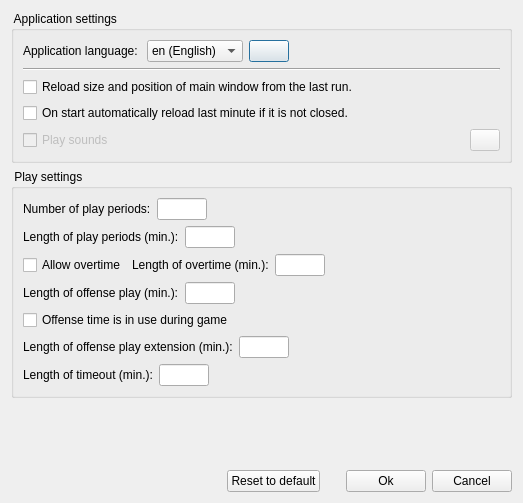
First picture: the form in dlgsettings.ui, repository tbikfalvi/BBDigitalMinutes, before the edit.
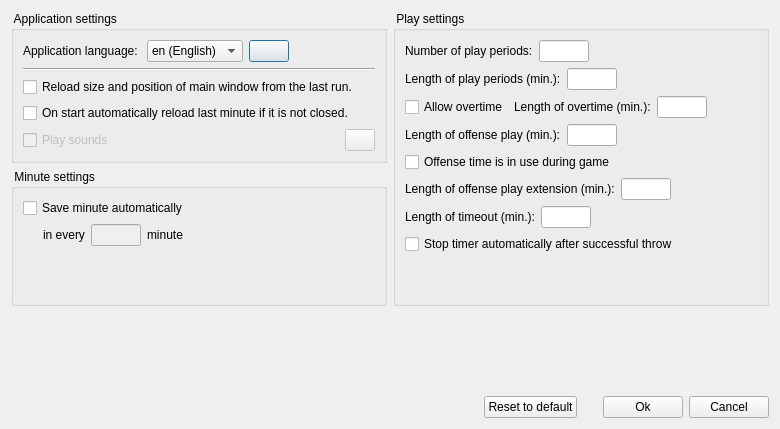
Second picture: the form after the edit. Icons and pictures are not drawn.

Commit message: Auto save minute, translation

The edit to the form file:
```diff
--- a/dlgsettings.ui
+++ b/dlgsettings.ui
@@ -6,8 +6,8 @@
    <rect>
     <x>0</x>
     <y>0</y>
-    <width>523</width>
-    <height>503</height>
+    <width>780</width>
+    <height>429</height>
    </rect>
   </property>
   <property name="windowTitle">
@@ -17,7 +17,11 @@
    <iconset resource="bbdigitalminutes.qrc">
     <normaloff>:/resources/settings.png</normaloff>:/resources/settings.png</iconset>
   </property>
-  <layout class="QVBoxLayout" name="verticalLayout_3">
+  <layout class="QVBoxLayout" name="verticalLayout_5">
+   <item>
+    <layout class="QHBoxLayout" name="horizontalLayout_11">
+     <item>
+      <layout class="QVBoxLayout" name="verticalLayout_4">
    <item>
     <widget class="QGroupBox" name="gbApp">
      <property name="title">
@@ -154,6 +158,103 @@
     </widget>
    </item>
    <item>
+        <widget class="QGroupBox" name="gbMinute">
+         <property name="title">
+          <string> Minute settings </string>
+         </property>
+         <layout class="QVBoxLayout" name="verticalLayout_3">
+          <item>
+           <widget class="QCheckBox" name="chkAutoSaveMinute">
+            <property name="text">
+             <string>Save minute automatically</string>
+            </property>
+           </widget>
+          </item>
+          <item>
+           <layout class="QHBoxLayout" name="horizontalLayout_10">
+            <item>
+             <spacer name="horizontalSpacer_11">
+              <property name="orientation">
+               <enum>Qt::Horizontal</enum>
+              </property>
+              <property name="sizeType">
+               <enum>QSizePolicy::Fixed</enum>
+              </property>
+              <property name="sizeHint" stdset="0">
+               <size>
+                <width>20</width>
+                <height>20</height>
+               </size>
+              </property>
+             </spacer>
+            </item>
+            <item>
+             <widget class="QLabel" name="lblAutoSaveMinute">
+              <property name="text">
+               <string>in every</string>
+              </property>
+             </widget>
+            </item>
+            <item>
+             <widget class="QLineEdit" name="ledAutoSaveMinute">
+              <property name="enabled">
+               <bool>false</bool>
+              </property>
+              <property name="minimumSize">
+               <size>
+                <width>50</width>
+                <height>0</height>
+               </size>
+              </property>
+              <property name="maximumSize">
+               <size>
+                <width>50</width>
+                <height>16777215</height>
+               </size>
+              </property>
+             </widget>
+            </item>
+            <item>
+             <widget class="QLabel" name="lblMinute">
+              <property name="text">
+               <string>minute</string>
+              </property>
+             </widget>
+            </item>
+            <item>
+             <spacer name="horizontalSpacer_12">
+              <property name="orientation">
+               <enum>Qt::Horizontal</enum>
+              </property>
+              <property name="sizeHint" stdset="0">
+               <size>
+                <width>40</width>
+                <height>20</height>
+               </size>
+              </property>
+             </spacer>
+            </item>
+           </layout>
+          </item>
+          <item>
+           <spacer name="verticalSpacer_3">
+            <property name="orientation">
+             <enum>Qt::Vertical</enum>
+            </property>
+            <property name="sizeHint" stdset="0">
+             <size>
+              <width>20</width>
+              <height>40</height>
+             </size>
+            </property>
+           </spacer>
+          </item>
+         </layout>
+        </widget>
+       </item>
+      </layout>
+     </item>
+     <item>
     <widget class="QGroupBox" name="gbPlay">
      <property name="title">
       <string> Play settings </string>
@@ -413,8 +514,30 @@
         </item>
        </layout>
       </item>
-     </layout>
-    </widget>
+        <item>
+         <widget class="QCheckBox" name="chkTimeStopAtScore">
+          <property name="text">
+           <string>Stop timer automatically after successful throw</string>
+          </property>
+         </widget>
+        </item>
+        <item>
+         <spacer name="verticalSpacer_2">
+          <property name="orientation">
+           <enum>Qt::Vertical</enum>
+          </property>
+          <property name="sizeHint" stdset="0">
+           <size>
+            <width>20</width>
+            <height>40</height>
+           </size>
+          </property>
+         </spacer>
+        </item>
+       </layout>
+      </widget>
+     </item>
+    </layout>
    </item>
    <item>
     <spacer name="verticalSpacer">
```
Lines whose indentation alone changed are shown as unchanged. The commit also changes 11 other files.
